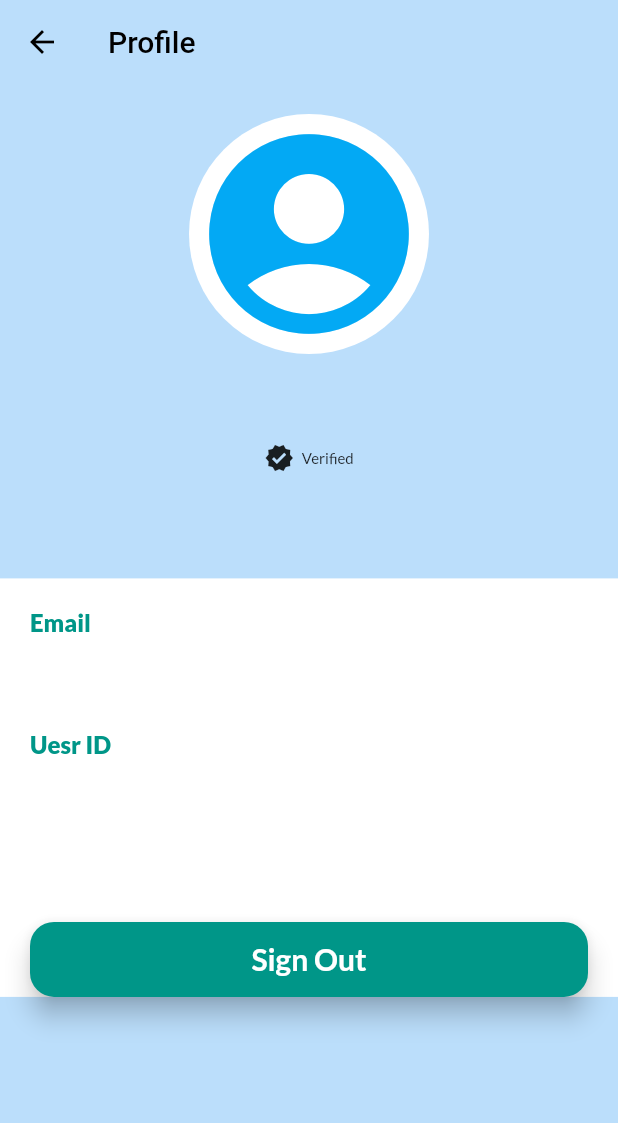
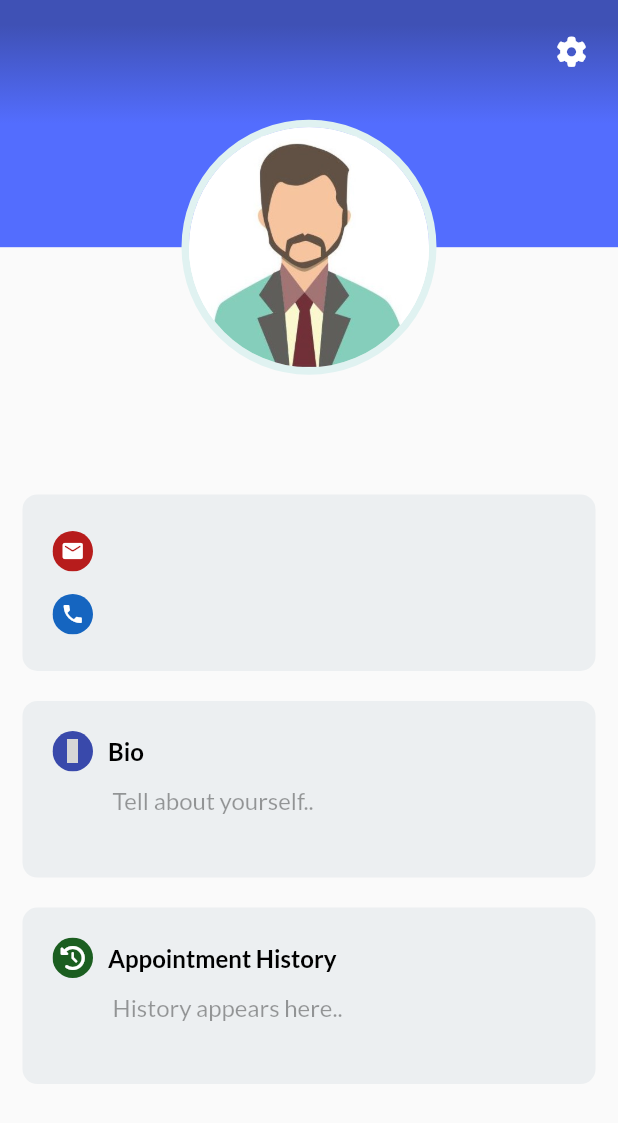
Before and after one commit to dc-exe/Health_and_Doctor_Appointment, a Flutter app: the UserProfile screen opened by its route, on a phone screen of 412 x 824 dp. Shown: the top 1123 px of the screen. Run offline on Flutter 3.47's test engine with Material 2 defaults, Android fonts, the phone set to English and light mode, and no system bars; our stand-ins replace cloud_firestore, firebase_auth, firebase_core, flutter_icons, flutter_tabler_icons, google_fonts and 1 more; accounts and stored records are empty; grey boxes are pictures that could not be loaded.

Commit message:
User Profile UI updated

```diff
--- a/lib/userProfile.dart
+++ b/lib/userProfile.dart
@@ -31,166 +31,264 @@ class _UserProfileState extends State<UserProfile> {
   @override
   Widget build(BuildContext context) {
     return Scaffold(
-      backgroundColor: Colors.blue[100],
-      key: _scaffoldKey,
-      appBar: AppBar(
-        backgroundColor: Colors.blue[100],
-        elevation: 0,
-        title: Text(
-          "Profile",
-          style: TextStyle(
-            color: Colors.black,
+      body: SafeArea(
+        child: SingleChildScrollView(
+          child: Column(
+            children: <Widget>[
+              Stack(
+                alignment: Alignment.center,
+                children: <Widget>[
+                  Column(
+                    children: [
+                      Container(
+                        decoration: BoxDecoration(
+                          gradient: LinearGradient(
+                            begin: Alignment.topCenter,
+                            end: Alignment.bottomCenter,
+                            stops: [0.1, 0.5],
+                            colors: [
+                              Colors.indigo,
+                              Colors.indigoAccent,
+                            ],
                           ),
                         ),
-        iconTheme: IconThemeData(
-          color: Colors.black,
+                        height: MediaQuery.of(context).size.height / 5,
+                        child: Container(
+                          padding: EdgeInsets.only(top: 10, right: 7),
+                          alignment: Alignment.topRight,
+                          child: IconButton(
+
+                            icon: Icon(
+                              FlutterIcons.gear_faw,
+                              color: Colors.white,
+                              size: 20,
+                            ),
+                            onPressed: () {
+                              print('Pressed');
+                            },
                           ),
                         ),
-      body: SingleChildScrollView(
-        child: Column(
-          mainAxisAlignment: MainAxisAlignment.center,
-          crossAxisAlignment: CrossAxisAlignment.center,
-          children: [
-            Container(
-              padding: EdgeInsets.only(top: 20),
-              width: MediaQuery.of(context).size.width,
-              height: MediaQuery.of(context).size.height / 2.5,
-              decoration: BoxDecoration(
-                borderRadius: BorderRadius.only(
-                  bottomLeft: Radius.circular(20),
-                  bottomRight: Radius.circular(20),
-                ),
-                color: Colors.blue[100],
-              ),
-              child: Column(
-                crossAxisAlignment: CrossAxisAlignment.center,
-                children: [
-                  CircleAvatar(
-                    backgroundColor: Colors.white,
-                    child: Icon(
-                      Icons.account_circle,
-                      size: 160,
-                      color: Colors.lightBlue,
-                    ),
-                    radius: 80,
-                  ),
-                  SizedBox(
-                    height: 20,
                       ),
                       Container(
-                    padding: EdgeInsets.only(left: 0, bottom: 5),
+                        alignment: Alignment.center,
+                        height: MediaQuery.of(context).size.height / 5,
+                        padding: EdgeInsets.only(top: 75),
                         child: Text(
                           user.displayName,
                           style: GoogleFonts.lato(
-                        fontSize: 28,
-                        fontWeight: FontWeight.w600,
+                            fontSize: 25,
+                            fontWeight: FontWeight.bold,
                           ),
                         ),
                       ),
-                  user.emailVerified == true
-                      ? Row(
-                          mainAxisAlignment: MainAxisAlignment.center,
-                          children: [
-                            Icon(Icons.verified, size: 20),
-                            SizedBox(
+                    ],
+                  ),
+                  Container(
+                    child: CircleAvatar(
+                      radius: 80,
+                      backgroundColor: Colors.white,
+                      backgroundImage: AssetImage('assets/person.jpg'),
+                    ),
+                    decoration: BoxDecoration(
+                        border: Border.all(
+                          color: Colors.teal[50],
                           width: 5,
                         ),
-                            Text(
-                              'Verified',
-                              style: GoogleFonts.lato(fontSize: 10),
+                        shape: BoxShape.circle),
                   ),
                 ],
-                        )
-                      : Text(
-                          '(Not verified)',
-                          style: GoogleFonts.lato(fontSize: 10),
+              ),
+              Container(
+                margin: EdgeInsets.only(left: 15, right: 15),
+                padding: EdgeInsets.only(left: 20),
+                height: MediaQuery.of(context).size.height / 7,
+                width: MediaQuery.of(context).size.width,
+                decoration: BoxDecoration(
+                  borderRadius: BorderRadius.circular(10),
+                  color: Colors.blueGrey[50],
+                ),
+                child: Column(
+                  mainAxisAlignment: MainAxisAlignment.center,
+                  children: <Widget>[
+                    Row(
+                      crossAxisAlignment: CrossAxisAlignment.center,
+                      children: [
+                        ClipRRect(
+                          borderRadius: BorderRadius.circular(30),
+                          child: Container(
+                            height: 27,
+                            width: 27,
+                            color: Colors.red[900],
+                            child: Icon(
+                              Icons.mail_rounded,
+                              color: Colors.white,
+                              size: 16,
+                            ),
+                          ),
+                        ),
+                        SizedBox(
+                          width: 10,
+                        ),
+                        Text(
+                          user.email,
+                          style: GoogleFonts.lato(
+                            fontSize: 16,
+                            fontWeight: FontWeight.w600,
+                            color: Colors.black54,
+                          ),
+                        ),
+                      ],
+                    ),
+                    SizedBox(
+                      height: 15,
+                    ),
+                    Row(
+                      crossAxisAlignment: CrossAxisAlignment.center,
+                      children: [
+                        ClipRRect(
+                          borderRadius: BorderRadius.circular(30),
+                          child: Container(
+                            height: 27,
+                            width: 27,
+                            color: Colors.blue[800],
+                            child: Icon(
+                              Icons.phone,
+                              color: Colors.white,
+                              size: 16,
+                            ),
+                          ),
+                        ),
+                        SizedBox(
+                          width: 10,
+                        ),
+                        Text(
+                          user.phoneNumber == null
+                              ? "Not Provided"
+                              : user.phoneNumber,
+                          style: GoogleFonts.lato(
+                            fontSize: 16,
+                            fontWeight: FontWeight.w600,
+                            color: Colors.black54,
+                          ),
+                        ),
+                      ],
                     ),
                   ],
                 ),
               ),
               Container(
+                margin: EdgeInsets.only(left: 15, right: 15, top: 20),
+                padding: EdgeInsets.only(left: 20, top: 20),
+                height: MediaQuery.of(context).size.height / 7,
+                width: MediaQuery.of(context).size.width,
+                decoration: BoxDecoration(
+                  borderRadius: BorderRadius.circular(10),
+                  color: Colors.blueGrey[50],
+                ),
+                child: Column(
+                  children: [
+                    Row(
+                      children: [
+                        ClipRRect(
+                          borderRadius: BorderRadius.circular(30),
+                          child: Container(
+                            height: 27,
+                            width: 27,
+                            color: Colors.indigo[600],
+                            child: Icon(
+                              FlutterIcons.pencil_ent,
                               color: Colors.white,
-              //margin: EdgeInsets.symmetric(vertical: 10, horizontal: 40),
-              padding: EdgeInsets.only(top: 10, right: 20 ,left: 20),
-              child: Column(
-                crossAxisAlignment: CrossAxisAlignment.start,
-                children: [
-                  SizedBox(
-                    height: 10,
+                              size: 16,
                             ),
-                  Text(
-                    'Email',
-                    style: GoogleFonts.lato(
-                      color: Colors.teal,
-                      fontSize: 16,
-                      fontWeight: FontWeight.w900,
                           ),
                         ),
                         SizedBox(
-                    height: 10,
+                          width: 10,
                         ),
                         Text(
-                    user.email,
+                          "Bio",
                           style: GoogleFonts.lato(
-                        fontSize: 18, fontWeight: FontWeight.bold),
-                  ),
-                  SizedBox(
-                    height: 30,
-                  ),
-                  Text(
-                    'Uesr ID',
-                    style: GoogleFonts.lato(
-                      color: Colors.teal,
                             fontSize: 16,
-                      fontWeight: FontWeight.w900,
+                            fontWeight: FontWeight.bold,
+                            color: Colors.black,
                           ),
                         ),
-                  SizedBox(
-                    height: 10,
-                  ),
-                  Text(
-                    user.uid,
-                    style: GoogleFonts.lato(fontSize: 16),
-                  ),
-                  SizedBox(
-                    height: 80,
+                      ],
                     ),
                     Container(
-                    width: MediaQuery.of(context).size.width,
-                    alignment: Alignment.center,
-                    child: RaisedButton(
-                      onPressed: () {
-                        Navigator.popUntil(context, ModalRoute.withName('/'));
-                      },
-                      color: Colors.teal[500],
-                      elevation: 7,
-                      shape: RoundedRectangleBorder(
-                        borderRadius: BorderRadius.circular(16),
-                      ),
-                      child: Container(
-                        alignment: Alignment.center,
-                        height: 50,
-                        width: MediaQuery.of(context).size.width,
+                      alignment: Alignment.centerLeft,
+                      padding: EdgeInsets.only(top: 10, left: 40),
                       child: Text(
-                          'Sign Out',
+                        "Tell about yourself..",
                         style: GoogleFonts.lato(
-                              color: Colors.white,
-                              fontSize: 20,
-                              fontWeight: FontWeight.bold),
-                        ),
+                          fontSize: 16,
+                          fontWeight: FontWeight.w500,
+                          color: Colors.black38,
                         ),
                       ),
                     ),
                   ],
                 ),
               ),
+              Container(
+                margin: EdgeInsets.only(left: 15, right: 15, top: 20),
+                padding: EdgeInsets.only(left: 20, top: 20),
+                height: MediaQuery.of(context).size.height / 7,
+                width: MediaQuery.of(context).size.width,
+                decoration: BoxDecoration(
+                  borderRadius: BorderRadius.circular(10),
+                  color: Colors.blueGrey[50],
+                ),
+                child: Column(
+                  children: [
+                    Row(
+                      children: [
+                        ClipRRect(
+                          borderRadius: BorderRadius.circular(30),
+                          child: Container(
+                            height: 27,
+                            width: 27,
+                            color: Colors.green[900],
+                            child: Icon(
+                              FlutterIcons.history_faw,
+                              color: Colors.white,
+                              size: 16,
+                            ),
+                          ),
+                        ),
+                        SizedBox(
+                          width: 10,
+                        ),
+                        Text(
+                          "Appointment History",
+                          style: GoogleFonts.lato(
+                            fontSize: 16,
+                            fontWeight: FontWeight.bold,
+                            color: Colors.black,
+                          ),
+                        ),
                       ],
+                    ),
+                    Container(
+                      alignment: Alignment.centerLeft,
+                      padding: EdgeInsets.only(top: 10, left: 40),
+                      child: Text(
+                        "History appears here..",
+                        style: GoogleFonts.lato(
+                          fontSize: 16,
+                          fontWeight: FontWeight.w500,
+                          color: Colors.black38,
+                        ),
+                      ),
+                    ),
+                  ],
+                ),
+              ),
+              SizedBox(height: 30,),
+            ],
+          ),
         ),
       ),
     );
   }
-
-  Future _signOut() async {
-    await _auth.signOut();
 }
-}
```
Also changed, not shown: assets/person.jpg (added), assets/personas-vector-set.jpg (added), 1 other file. Lines whose indentation alone changed are shown as unchanged.
